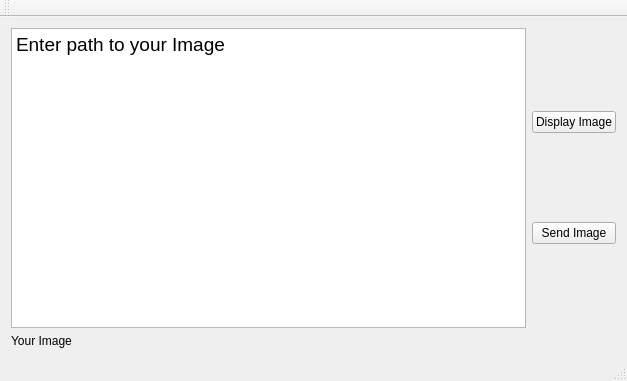
Old version of the form Client_Server/Client/Client.ui in the repository alekseyvit/Client-Server.
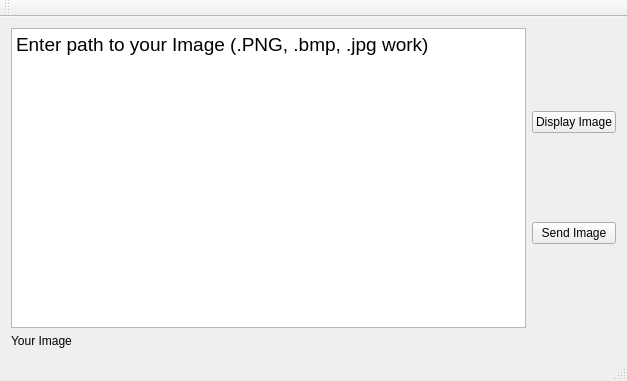
New version of the form.

Commit message: Fixed memory leak in Client part. Test images added

What changed in the file:
```diff
--- a/Client_Server/Client/Client.ui
+++ b/Client_Server/Client/Client.ui
@@ -26,7 +26,7 @@
 &lt;html&gt;&lt;head&gt;&lt;meta name=&quot;qrichtext&quot; content=&quot;1&quot; /&gt;&lt;style type=&quot;text/css&quot;&gt;
 p, li { white-space: pre-wrap; }
 &lt;/style&gt;&lt;/head&gt;&lt;body style=&quot; font-family:'MS Shell Dlg 2'; font-size:8.25pt; font-weight:400; font-style:normal;&quot;&gt;
-&lt;p style=&quot; margin-top:0px; margin-bottom:0px; margin-left:0px; margin-right:0px; -qt-block-indent:0; text-indent:0px;&quot;&gt;&lt;span style=&quot; font-size:14pt;&quot;&gt;Enter path to your Image&lt;/span&gt;&lt;/p&gt;&lt;/body&gt;&lt;/html&gt;</string>
+&lt;p style=&quot; margin-top:0px; margin-bottom:0px; margin-left:0px; margin-right:0px; -qt-block-indent:0; text-indent:0px;&quot;&gt;&lt;span style=&quot; font-size:14pt;&quot;&gt;Enter path to your Image (.PNG, .bmp, .jpg work)&lt;/span&gt;&lt;/p&gt;&lt;/body&gt;&lt;/html&gt;</string>
           </property>
          </widget>
         </item>
```
The commit also changes 7 other files.
